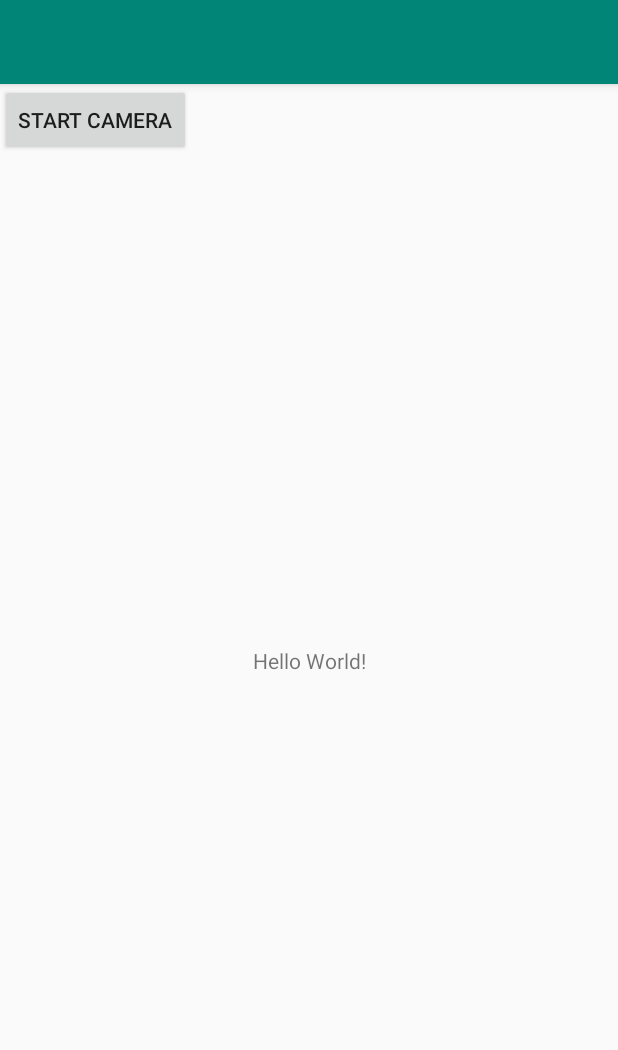
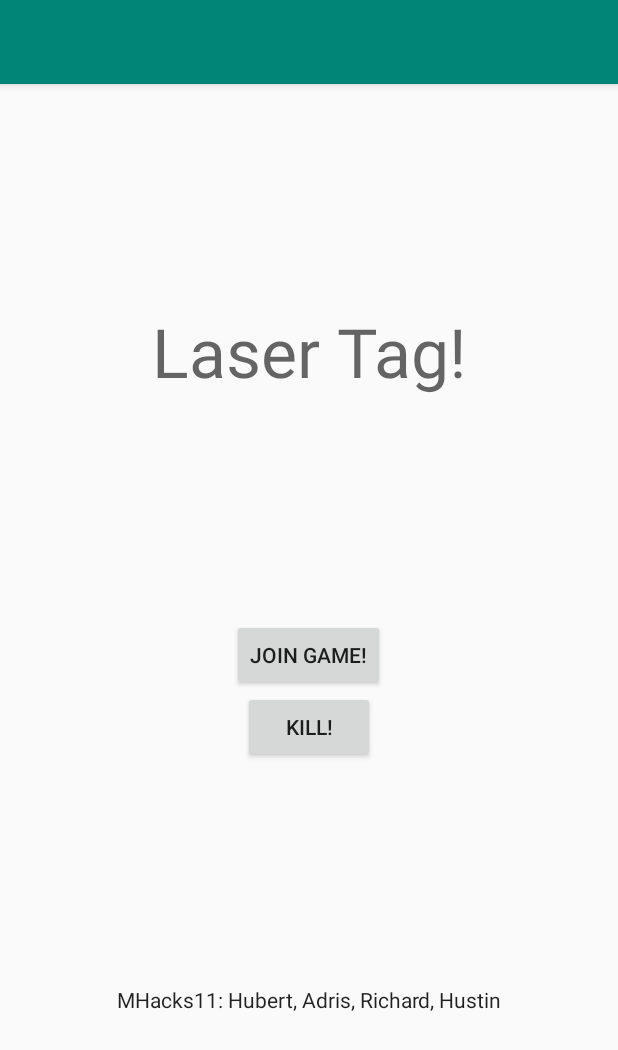
Before and after one commit to rguan72/Laser-Tag, an Android app: the screen it shows after launch (MainActivity), on a phone screen of 412 x 824 dp. Shown: the top 1050 px of the screen. Run offline under Robolectric (Android 15) with nearby library versions, the phone set to English and light mode, and no system bars; our stand-ins replace Firebase (no records; nobody signed in at launch, a user with empty details on screens opened directly).

Commit message:
Firebase Added. Database Class Added. Kill function added.

```diff
--- a/LaserTag/app/build.gradle
+++ b/LaserTag/app/build.gradle
@@ -20,10 +20,14 @@ android {
 
 dependencies {
     implementation fileTree(include: ['*.jar'], dir: 'libs')
+    //noinspection GradleCompatible
     implementation 'com.android.support:appcompat-v7:28.0.0'
     implementation 'com.android.support.constraint:constraint-layout:1.1.3'
+    implementation 'com.google.firebase:firebase-database:16.0.3'
     testImplementation 'junit:junit:4.12'
     androidTestImplementation 'com.android.support.test:runner:1.0.2'
     androidTestImplementation 'com.android.support.test.espresso:espresso-core:3.0.2'
     implementation project(':openCVLibrary343')
 }
+
+apply plugin: 'com.google.gms.google-services'
--- /dev/null
+++ b/LaserTag/app/src/main/java/com/lasertag/mhacks11/lasertag/Database.java
@@ -0,0 +1,118 @@
+package com.lasertag.mhacks11.lasertag;
+
+import android.util.Log;
+
+import com.google.firebase.database.DataSnapshot;
+import com.google.firebase.database.DatabaseError;
+import com.google.firebase.database.DatabaseReference;
+import com.google.firebase.database.FirebaseDatabase;
+import com.google.firebase.database.ValueEventListener;
+
+public class Database
+{
+    private DatabaseReference myRef = FirebaseDatabase.getInstance ().getReference();
+    private static long numPlayers;
+    private static long totalDeaths;
+
+    public Database ()
+    {
+
+    }
+
+    public long getNumPlayers ()
+    {
+        return numPlayers;
+    }
+
+    public long getTotalDeaths ()
+    {
+        return totalDeaths;
+    }
+
+    //EFFECTS: Increase numPlayers by 1, adds a player into the database
+    //MODIFIES: numPlayers, database
+    public void addPlayer (String name)
+    {
+        ++numPlayers;
+        myRef.child ("numPlayers").setValue(numPlayers);
+
+        Player player = new Player(name);
+        myRef.child ("players").child ("player" + numPlayers).setValue(player);
+    }
+
+    //Kill player with id
+    public void killPlayer (final String id)
+    {
+        myRef.child("players").child (id).child ("deaths").addListenerForSingleValueEvent(new ValueEventListener()
+        {
+            @Override
+            public void onDataChange(DataSnapshot snapshot)
+            {
+                Object tmp = snapshot.getValue();
+                long death = ((long) tmp) + 1;
+                ++totalDeaths;
+                myRef.child ("totalDeaths").setValue(totalDeaths);
+                myRef.child("players").child (id).child ("deaths").setValue(death);
+            }
+            @Override
+            public void onCancelled(DatabaseError databaseError)
+            {
+
+            }
+        });
+    }
+
+    //EFFECTS: updates numPlayers to the correct size
+    //MODIFIES: numPlayers
+    public void updateNumPlayers ()
+    {
+        myRef.child("numPlayers").addValueEventListener(new ValueEventListener()
+        {
+            @Override
+            public void onDataChange(DataSnapshot snapshot)
+            {
+                Object tmp = snapshot.getValue();
+                if (tmp == null)
+                    myRef.child ("numPlayers").setValue(numPlayers);
+                else
+                    numPlayers = (long) tmp;
+            }
+            @Override
+            public void onCancelled(DatabaseError databaseError)
+            {
+
+            }
+        });
+    }
+
+    public void updateTotalDeaths ()
+    {
+        myRef.child("totalDeaths").addValueEventListener(new ValueEventListener()
+        {
+            @Override
+            public void onDataChange(DataSnapshot snapshot)
+            {
+                Object tmp = snapshot.getValue();
+                if (tmp == null)
+                    myRef.child ("totalDeaths").setValue(totalDeaths);
+                else
+                    totalDeaths = (long) tmp;
+                Log.d ("totalDeaths", "" + totalDeaths);
+
+                if (numPlayers - totalDeaths <= 1)
+                {
+                    numPlayers = 0;
+                    totalDeaths = 0;
+                    myRef.child ("numPlayers").setValue(numPlayers);
+                    myRef.child ("totalDeaths").setValue(totalDeaths);
+                    myRef.child ("players").removeValue();
+                }
+            }
+            @Override
+            public void onCancelled(DatabaseError databaseError)
+            {
+
+            }
+        });
+    }
+}
--- a/LaserTag/app/src/main/java/com/lasertag/mhacks11/lasertag/MainActivity.java
+++ b/LaserTag/app/src/main/java/com/lasertag/mhacks11/lasertag/MainActivity.java
@@ -1,19 +1,76 @@
 package com.lasertag.mhacks11.lasertag;
 
+import android.app.AlertDialog;
+import android.content.DialogInterface;
 import android.content.Intent;
 import android.support.v7.app.AppCompatActivity;
 import android.os.Bundle;
+import android.text.InputType;
 import android.view.View;
+import android.widget.EditText;
 
-public class MainActivity extends AppCompatActivity {
-    public void startCamera(View view)
+import com.google.firebase.database.DataSnapshot;
+import com.google.firebase.database.DatabaseError;
+import com.google.firebase.database.DatabaseReference;
+import com.google.firebase.database.FirebaseDatabase;
+import com.google.firebase.database.ValueEventListener;
+
+public class MainActivity extends AppCompatActivity
+{
+    Database db = new Database ();
+
+    @Override
+    protected void onCreate(Bundle savedInstanceState)
+    {
+        super.onCreate(savedInstanceState);
+        setContentView(R.layout.activity_main);
+
+        db.updateNumPlayers ();
+        db.updateTotalDeaths ();
+    }
+
+    public void join (View view)
+    {
+        //Set up AlertDialog Builder
+        final AlertDialog.Builder builder = new AlertDialog.Builder(MainActivity.this);
+        builder.setTitle("Username");
+
+        // Set up the input
+        final EditText input = new EditText(MainActivity.this);
+        // Specify the type of input expected; this, for example, sets the input as a password, and will mask the text
+        input.setInputType(InputType.TYPE_CLASS_TEXT);
+        builder.setView(input);
+
+        builder.setPositiveButton("OK", new DialogInterface.OnClickListener()
+        {
+            @Override
+            public void onClick(DialogInterface dialog, int which)
+            {
+                db.addPlayer (input.getText().toString());
+                startCamera();
+            }
+        });
+
+        builder.setNegativeButton("Cancel", new DialogInterface.OnClickListener()
+        {
+            @Override
+            public void onClick(DialogInterface dialog, int which)
+            {
+                dialog.cancel();
+            }
+        });
+
+        builder.show ();
+    }
+
+    public void startCamera()
     {
         Intent intent = new Intent(this, CameraActivity.class);
         startActivity(intent);
     }
-    @Override
-    protected void onCreate(Bundle savedInstanceState) {
-        super.onCreate(savedInstanceState);
-        setContentView(R.layout.activity_main);
+
+    public void kill (View view)
+    {
+        db.killPlayer("player" + db.getNumPlayers());
     }
 }
--- a/LaserTag/app/src/main/res/layout/activity_main.xml
+++ b/LaserTag/app/src/main/res/layout/activity_main.xml
@@ -1,27 +1,49 @@
 <?xml version="1.0" encoding="utf-8"?>
-<android.support.constraint.ConstraintLayout xmlns:android="http://schemas.android.com/apk/res/android"
+<LinearLayout xmlns:android="http://schemas.android.com/apk/res/android"
     xmlns:app="http://schemas.android.com/apk/res-auto"
     xmlns:tools="http://schemas.android.com/tools"
     android:layout_width="match_parent"
     android:layout_height="match_parent"
+    android:gravity="center_vertical|center_horizontal"
+    android:orientation="vertical"
     tools:context=".MainActivity">
 
     <TextView
+        android:id="@+id/title"
+        android:layout_width="match_parent"
+        android:layout_height="wrap_content"
+        android:layout_weight="3"
+        android:gravity="center"
+        android:text="Laser Tag!"
+        android:textAppearance="@style/TextAppearance.AppCompat.Display2" />
+
+    <Button
+        android:id="@+id/join"
         android:layout_width="wrap_content"
         android:layout_height="wrap_content"
-        android:text="Hello World!"
-        app:layout_constraintBottom_toBottomOf="parent"
-        app:layout_constraintLeft_toLeftOf="parent"
-        app:layout_constraintRight_toRightOf="parent"
-        app:layout_constraintTop_toTopOf="parent" />
-
-    <Button
-        android:id="@+id/button"
-        android:layout_width="wrap_content"
-        android:layout_height="wrap_content"
-        android:onClick="startCamera"
-        android:text="Start Camera"
+        android:layout_weight="0"
+        android:onClick="join"
+        android:text="Join Game!"
         tools:layout_editor_absoluteX="0dp"
         tools:layout_editor_absoluteY="0dp" />
 
-</android.support.constraint.ConstraintLayout>
+    <Button
+        android:id="@+id/kill"
+        android:layout_width="wrap_content"
+        android:layout_height="wrap_content"
+        android:layout_weight="0"
+        android:onClick="kill"
+        android:text="Kill!"
+        tools:layout_editor_absoluteX="100dp"
+        tools:layout_editor_absoluteY="100dp" />
+
+    <TextView
+        android:id="@+id/credits"
+        android:layout_width="match_parent"
+        android:layout_height="wrap_content"
+        android:layout_weight="3"
+        android:gravity="center"
+        android:text="MHacks11: Hubert, Adris, Richard, Hustin"
+        android:textAppearance="@style/TextAppearance.AppCompat.Body1" />
+
+</LinearLayout>
--- a/LaserTag/app/src/main/res/values/styles.xml
+++ b/LaserTag/app/src/main/res/values/styles.xml
@@ -1,7 +1,7 @@
 <resources>
 
     <!-- Base application theme. -->
-    <style name="AppTheme" parent="Theme.AppCompat.Light.DarkActionBar">
+    <style name="AppTheme" parent="Base.Theme.AppCompat.Light.DarkActionBar">
         <!-- Customize your theme here. -->
         <item name="colorPrimary">@color/colorPrimary</item>
         <item name="colorPrimaryDark">@color/colorPrimaryDark</item>
--- a/LaserTag/build.gradle
+++ b/LaserTag/build.gradle
@@ -12,6 +12,7 @@ buildscript {
 
         // NOTE: Do not place your application dependencies here; they belong
         // in the individual module build.gradle files
+        classpath 'com.google.gms:google-services:3.1.1'
     }
 }
 
```
Also changed, not shown: LaserTag/app/src/main/java/com/lasertag/mhacks11/lasertag/Player.java (added, +49 -0 lines), 1 other file.
